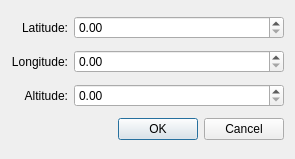
The window that ground/openpilotgcs/src/plugins/opmap/homeeditor.ui (openpilot/OpenPilot) describes before a commit, drawn with Qt 5.
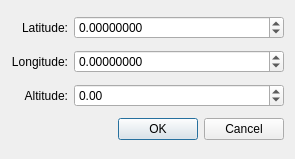
The same window after the commit.

Commit message: GCS - OPMap - small changes to the home editor.

```diff
--- a/ground/openpilotgcs/src/plugins/opmap/homeeditor.ui
+++ b/ground/openpilotgcs/src/plugins/opmap/homeeditor.ui
@@ -46,6 +46,9 @@
    </item>
    <item row="2" column="1">
     <widget class="QDoubleSpinBox" name="altitude">
+     <property name="minimum">
+      <double>-999999999.000000000000000</double>
+     </property>
      <property name="maximum">
       <double>999999999.000000000000000</double>
      </property>
@@ -56,6 +59,12 @@
    </item>
    <item row="1" column="1">
     <widget class="QDoubleSpinBox" name="longitude">
+     <property name="decimals">
+      <number>8</number>
+     </property>
+     <property name="minimum">
+      <double>-999999999.000000000000000</double>
+     </property>
      <property name="maximum">
       <double>999999999.000000000000000</double>
      </property>
@@ -78,6 +87,12 @@
        <height>0</height>
       </size>
      </property>
+     <property name="decimals">
+      <number>8</number>
+     </property>
+     <property name="minimum">
+      <double>-999999999.000000000000000</double>
+     </property>
      <property name="maximum">
       <double>999999999.000000000000000</double>
      </property>
```
The commit also changes 1 other file.
